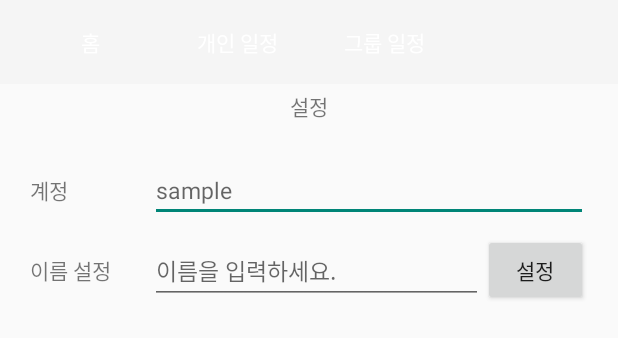
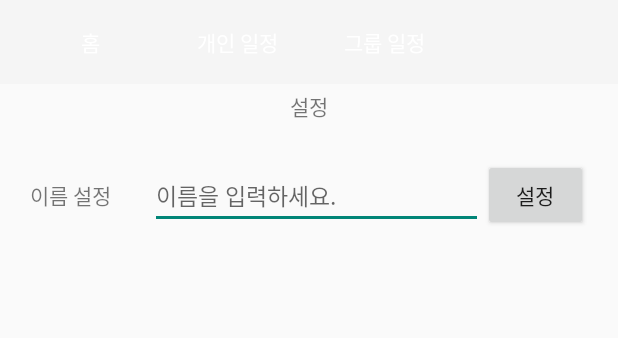
Before and after one commit to hw1210/openproject, an Android app: the layout activity_setting.xml on its own in the app's theme, with its tools: preview values and no code run, on a phone screen of 412 x 824 dp. Shown: the top 338 px of the screen. Run offline under Robolectric (Android 15) with nearby library versions, the light colour scheme and no system bars.

Commit message:
오류 수정

```diff
--- a/app/src/main/java/opensourceteamproject/calendar/Data.java
+++ b/app/src/main/java/opensourceteamproject/calendar/Data.java
@@ -10,6 +10,7 @@
         this.title = title;
         this.date = date;
     }
+
     String getDDay() { return dDay; }
 
     String getTitle(){
--- a/app/src/main/java/opensourceteamproject/calendar/Group_List.java
+++ b/app/src/main/java/opensourceteamproject/calendar/Group_List.java
@@ -40,11 +40,11 @@
         btn_mySelf.setOnClickListener(btn_mySelfClickListener);
 
 
-        final String[] GroupData=null;
+        String[] GroupData={"null"};
 
         ListView GroupList=(ListView)findViewById(R.id.group_list);
 
-       ArrayAdapter<String> Adapter=new ArrayAdapter<String>(this,android.R.layout.simple_list_item_1,GroupData);
+        ArrayAdapter<String> Adapter=new ArrayAdapter<String>(this,android.R.layout.simple_list_item_1,GroupData);
         GroupList.setAdapter(Adapter);
 
         GroupList.setOnItemClickListener(new AdapterView.OnItemClickListener() {
--- a/app/src/main/java/opensourceteamproject/calendar/MySelfActivity.java
+++ b/app/src/main/java/opensourceteamproject/calendar/MySelfActivity.java
@@ -20,7 +20,7 @@
     FloatingActionButton btn_MakeS;
     Button btn_myHome;
 
-    Data data_container[];
+    Data data_container;
     ArrayList<Data> instanceList = new ArrayList<>();
     DataAdapter_MySelf dataAdapter;
     ListView listView;
@@ -49,10 +49,10 @@
     }
 
     public void initListView() {
-        for(int i=0;data_container[i].equals(null);i++){
+        /*for(int i=0;data_container[i].equals(null);i++){
             data_container[i]=null;
             instanceList.add(data_container[i]);
-        }
+        }*/
         dataAdapter = new DataAdapter_MySelf(this, instanceList);
         listView = (ListView) findViewById(R.id.list_mySelf);
         listView.setAdapter(dataAdapter);
--- a/app/src/main/java/opensourceteamproject/calendar/SchedulingActivity.java
+++ b/app/src/main/java/opensourceteamproject/calendar/SchedulingActivity.java
@@ -89,10 +89,11 @@
 
         String dateAndTime=scheduleYear+"-"+scheduleMonth+"-"+scheduleDay+"-"+startHour+"-"+startMinute+"-"+endHour+"-"+endMinute;
 
-        final String[] GroupData=null;
+        String[] GroupData={"null"};
         ArrayAdapter<String> adapter_group=new ArrayAdapter<>(this, android.R.layout.simple_spinner_item,GroupData);
         //adapter.setDropDownViewResource(android.R.layout.simple_spinner_dropdown_item);
         btn_group.setAdapter(adapter_group);
+
     }
     @Override
     public boolean onCreateOptionsMenu(Menu menu){
--- a/app/src/main/res/layout/activity_setting.xml
+++ b/app/src/main/res/layout/activity_setting.xml
@@ -68,32 +68,9 @@
         android:layout_marginTop="20dp"
         app:layout_constraintTop_toBottomOf="@+id/Title">
 
-        <LinearLayout
-            android:layout_width="match_parent"
-            android:layout_height="50dp"
-            android:orientation="horizontal">
 
-            <TextView
-                android:id="@+id/phone_text"
-                android:layout_width="80dp"
-                android:layout_height="wrap_content"
-                android:text="@string/계정" />
-
-            <EditText
-                android:id="@+id/input_phone"
-                android:layout_width="0dp"
-                android:layout_height="wrap_content"
-                android:layout_weight="1"
-                android:singleLine="true"
-                android:textSize="15sp"
-                android:ems="10"
-                android:inputType="phone"
-                android:hint="@string/sample">
-            </EditText>
-        </LinearLayout>
 
         <LinearLayout
-            android:id="@+id/name_text"
             android:layout_width="match_parent"
             android:layout_height="50dp"
             android:orientation="horizontal">
--- a/app/src/main/res/menu/menu.xml
+++ b/app/src/main/res/menu/menu.xml
@@ -4,10 +4,6 @@
 
     <item android:id="@+id/menu_bt1"
         android:title="@string/그룹생성"
-        app:showAsAction="never" />
-
-    <item android:id="@+id/menu_bt2"
-        android:title="@string/그룹표시"
         app:showAsAction="never" />
 
     <item android:id="@+id/menu_bt3"
```
Also changed, not shown: app/src/main/java/opensourceteamproject/calendar/MyGroupActivity.java (+14 -7 lines), app/src/main/java/opensourceteamproject/calendar/Scheduling_MyGroup.java (+4 -3 lines), app/src/main/java/opensourceteamproject/calendar/Scheduling_MySelf.java (+4 -3 lines), app/src/main/java/opensourceteamproject/calendar/setting.java (+7 -7 lines), 1 other file.
